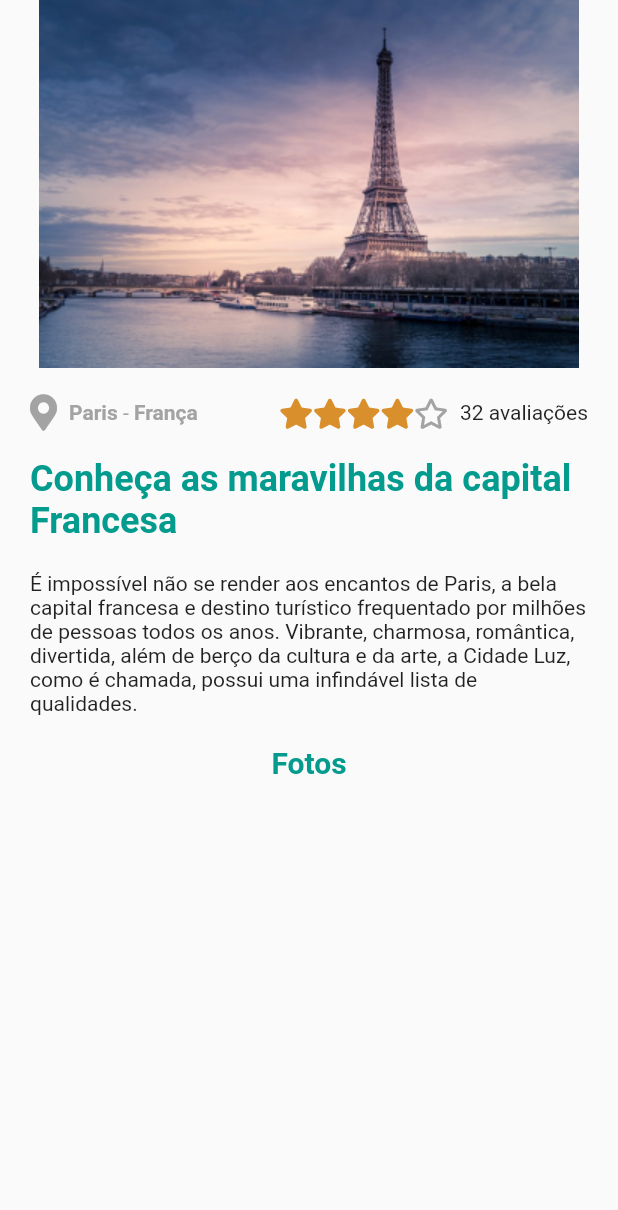
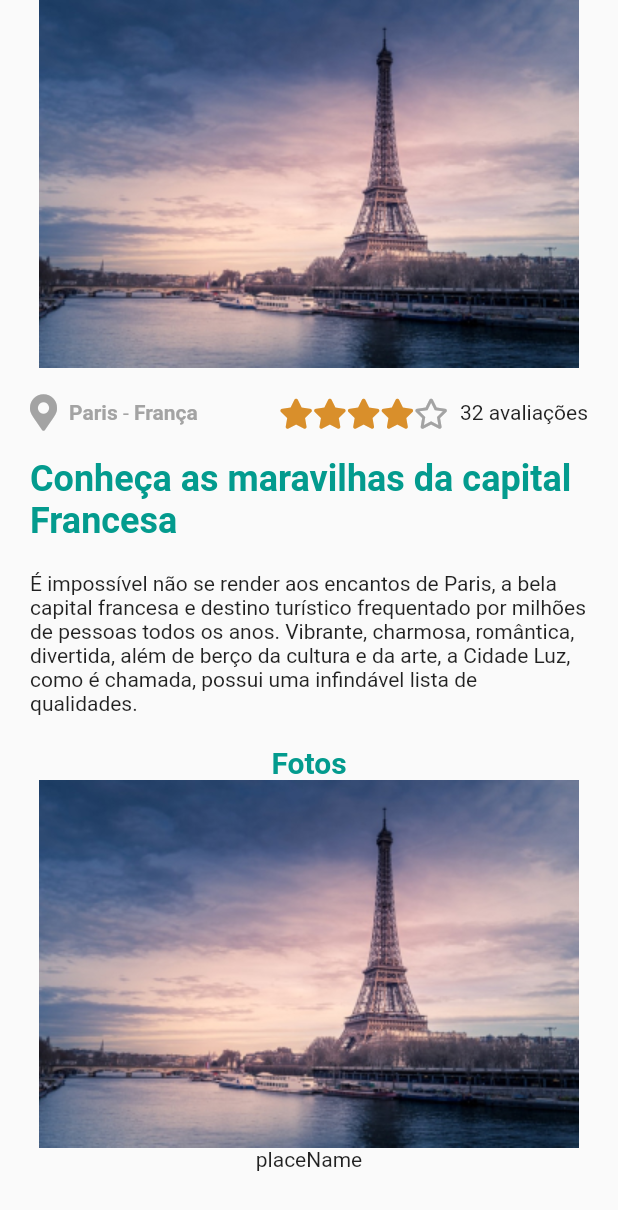
Before and after one commit to stevenarancic/trip_advisor, a Flutter app: the screen it shows after launch, on a phone screen of 412 x 824 dp. Shown: the top 1210 px of the screen. Run offline on Flutter 3.47's test engine with Material 2 defaults, Android fonts, the phone set to English and light mode, and no system bars; our stand-ins replace font_awesome_flutter.

Commit message:
trip_advisor
criado o componente photo, que recebe como parâmetro o nome do local da foto e a foto em si.

```diff
--- a/lib/screens/home/home.dart
+++ b/lib/screens/home/home.dart
@@ -1,5 +1,6 @@
 import 'package:flutter/material.dart';
 import 'package:trip_advisor/screens/home/widgets/location.dart';
+import 'package:trip_advisor/screens/home/widgets/photo.dart';
 import 'package:trip_advisor/screens/home/widgets/rating.dart';
 import 'package:trip_advisor/styles.dart';
 
@@ -55,7 +56,11 @@ class Home extends StatelessWidget {
                   color: greenTheme,
                   fontWeight: FontWeight.bold,
                 ),
-              )
+              ),
+              Photo(
+                placeImage: "assets/images/banner_image.jpg",
+                placeName: "placeName",
+              ),
             ],
           ),
         ),
--- /dev/null
+++ b/lib/screens/home/widgets/photo.dart
@@ -0,0 +1,23 @@
+import 'package:flutter/material.dart';
+
+class Photo extends StatelessWidget {
+  final String placeImage;
+  final String placeName;
+
+  Photo({
+    required this.placeImage,
+    required this.placeName,
+  });
+
+  @override
+  Widget build(BuildContext context) {
+    return Column(
+      children: [
+        Image.asset(this.placeImage),
+        Text(
+          this.placeName,
+        )
+      ],
+    );
+  }
+}
```
